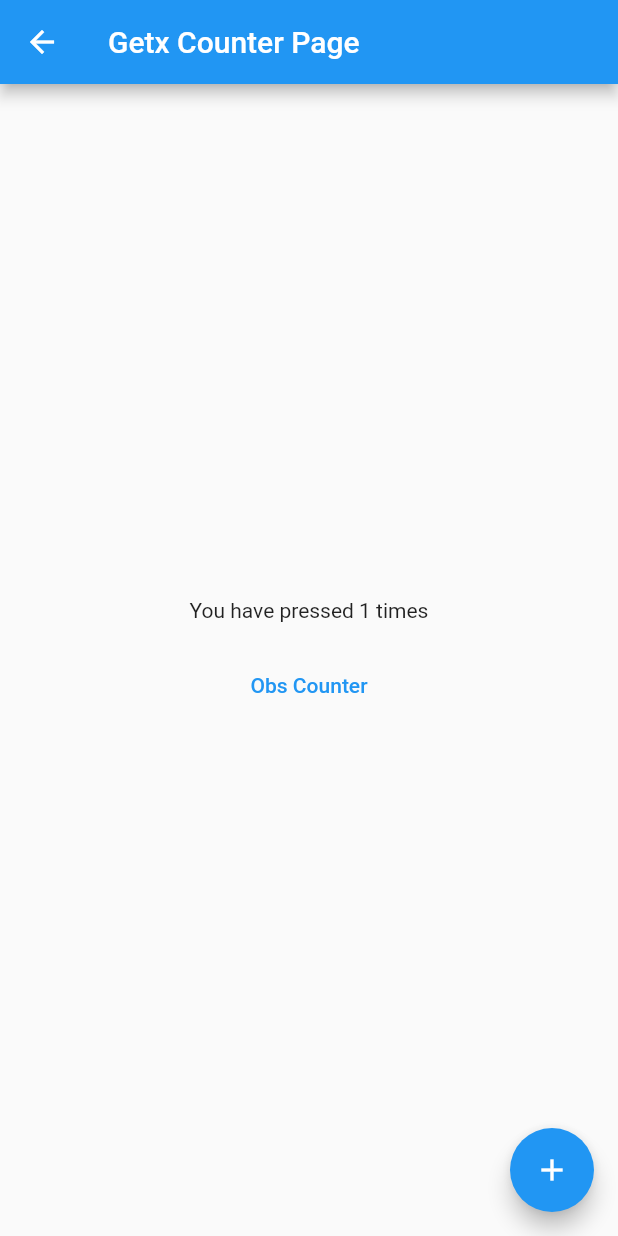
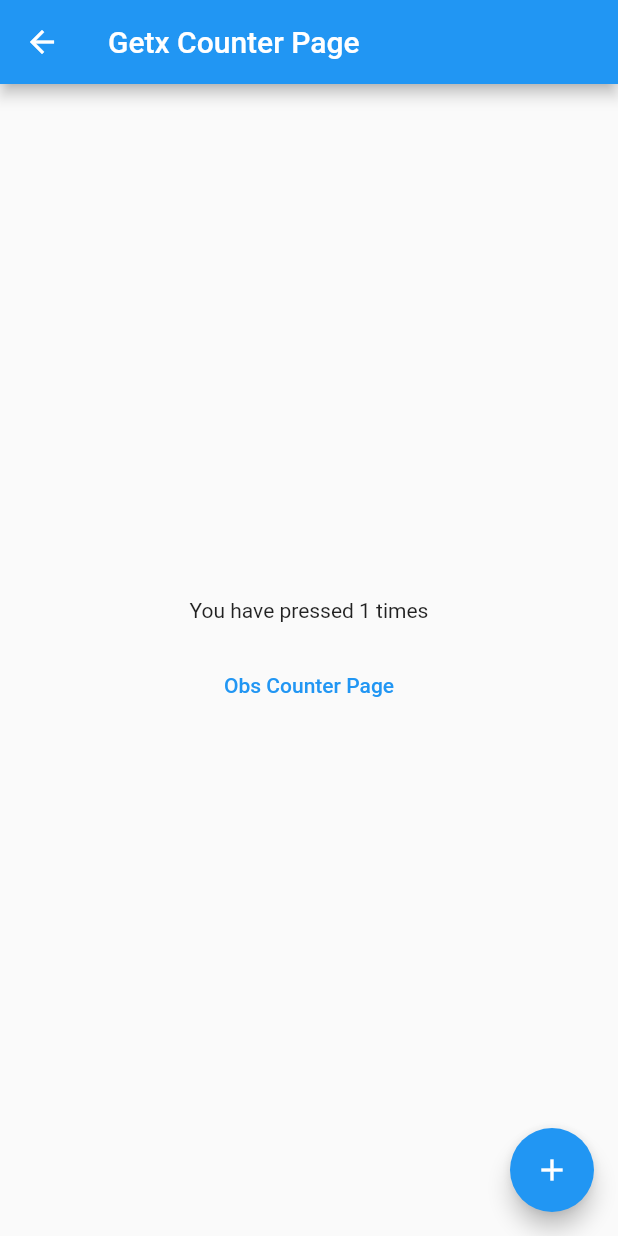
Before and after one commit to chengww5217/getx_quick_start, a Flutter app: the GetxCounterPage screen opened by its route, after a tap on the "add" icon, on a phone screen of 412 x 824 dp. Run offline on Flutter 3.47's test engine with Material 2 defaults, Android fonts, the phone set to English and light mode, and no system bars; our stand-ins replace get, shared_preferences; accounts and stored records are empty.

Commit message:
feat: add obs counter page

```diff
--- a/lib/common/lang/en_us.dart
+++ b/lib/common/lang/en_us.dart
@@ -20,4 +20,5 @@ const Map<String, String> en_US = {
   Lang.titleLanguagesZHTW: '中文, 中國臺灣',
   Lang.titleGetxCounter: 'Getx Counter Page',
   Lang.contentGetxCounterPressed: 'You have pressed @counter times',
+  Lang.titleObsCounter: 'Obs Counter Page',
 };
--- a/lib/common/lang/lang_keys.dart
+++ b/lib/common/lang/lang_keys.dart
@@ -18,4 +18,5 @@ abstract class Lang {
   static const titleLanguagesZHTW = "titleLanguagesZHTW";
   static const titleGetxCounter = "titleGetxCounter";
   static const contentGetxCounterPressed = "contentGetxCounterPressed";
+  static const titleObsCounter = "titleObsCounter";
 }
--- a/lib/common/lang/zh_cn.dart
+++ b/lib/common/lang/zh_cn.dart
@@ -24,4 +24,5 @@ const Map<String, String> zh_CN = {
   Lang.titleLanguagesZHTW: '中文, 中國臺灣',
   Lang.titleGetxCounter: 'Getx 计数器',
   Lang.contentGetxCounterPressed: '你点击了 @counter 次',
+  Lang.titleObsCounter: 'Obs 计数器',
 };
--- a/lib/common/routes/app_pages.dart
+++ b/lib/common/routes/app_pages.dart
@@ -1,5 +1,6 @@
 import 'package:get/get.dart';
 import 'package:getx_quick_start/pages/getx_counter/getx_counter_page.dart';
+import 'package:getx_quick_start/pages/getx_counter/obs_counter_page.dart';
 import 'package:getx_quick_start/pages/home/details_page.dart';
 import 'package:getx_quick_start/pages/home/home_page.dart';
 import 'package:getx_quick_start/pages/not_found/not_found_page.dart';
@@ -16,6 +17,7 @@ class AppPages {
     GetPage(name: Details, page: () => DetailsPage()),
     GetPage(name: Languages, page: () => LanguagesPage()),
     GetPage(name: GetxCounter, page: () => GetxCounterPage()),
+    GetPage(name: ObsCounter, page: () => ObsCounterPage()),
     notFoundPage,
   ];
 }
--- a/lib/common/routes/app_routes.dart
+++ b/lib/common/routes/app_routes.dart
@@ -5,6 +5,7 @@ const Details = "/details";
 
 const Languages = "/languages";
 
-const GetxCounter = "/getx_counter";
+const GetxCounter = "/counter/getx";
+const ObsCounter = "/counter/obs";
 
 const NotFound = "/404";
--- a/lib/pages/getx_counter/counter_controller.dart
+++ b/lib/pages/getx_counter/counter_controller.dart
@@ -1,9 +1,15 @@
 import 'package:get/get.dart';
 
 class GetxCounterController extends GetxController {
-  int _counter = 0;
+  var _counter = 0;
   int get counter => _counter;
+  RxInt counterObs;
 
+  @override
+  void onInit() {
+    counterObs = _counter.obs;
+    super.onInit();
+  }
   void increment() {
     _counter++;
     update();
--- a/lib/pages/getx_counter/getx_counter_page.dart
+++ b/lib/pages/getx_counter/getx_counter_page.dart
@@ -2,6 +2,7 @@ import 'package:flutter/material.dart';
 import 'package:getx_quick_start/common/components/page_common.dart';
 import 'package:getx_quick_start/common/lang/translation_service.dart';
 import 'package:get/get.dart';
+import 'package:getx_quick_start/common/routes/app_pages.dart';
 import 'package:getx_quick_start/pages/getx_counter/counter_controller.dart';
 
 class GetxCounterPage extends StatelessWidget {
@@ -11,7 +12,6 @@ class GetxCounterPage extends StatelessWidget {
         title: Lang.titleGetxCounter.tr,
         body: Center(
           child: Column(
-            crossAxisAlignment: CrossAxisAlignment.center,
             mainAxisAlignment: MainAxisAlignment.center,
             children: [
               GetBuilder<GetxCounterController>(
@@ -20,7 +20,7 @@ class GetxCounterPage extends StatelessWidget {
                     .trParams({"counter": controller.counter.toString()})),
               ),
               SizedBox(height: 18,),
-              TextButton(onPressed: () {}, child: Text("Obs Counter"))
+              TextButton(onPressed: () => Get.toNamed(ObsCounter), child: Text(Lang.titleObsCounter.tr))
             ],
           ),
         ),
```
Also changed, not shown: lib/pages/getx_counter/obs_counter_page.dart (added, +20 -0 lines).
